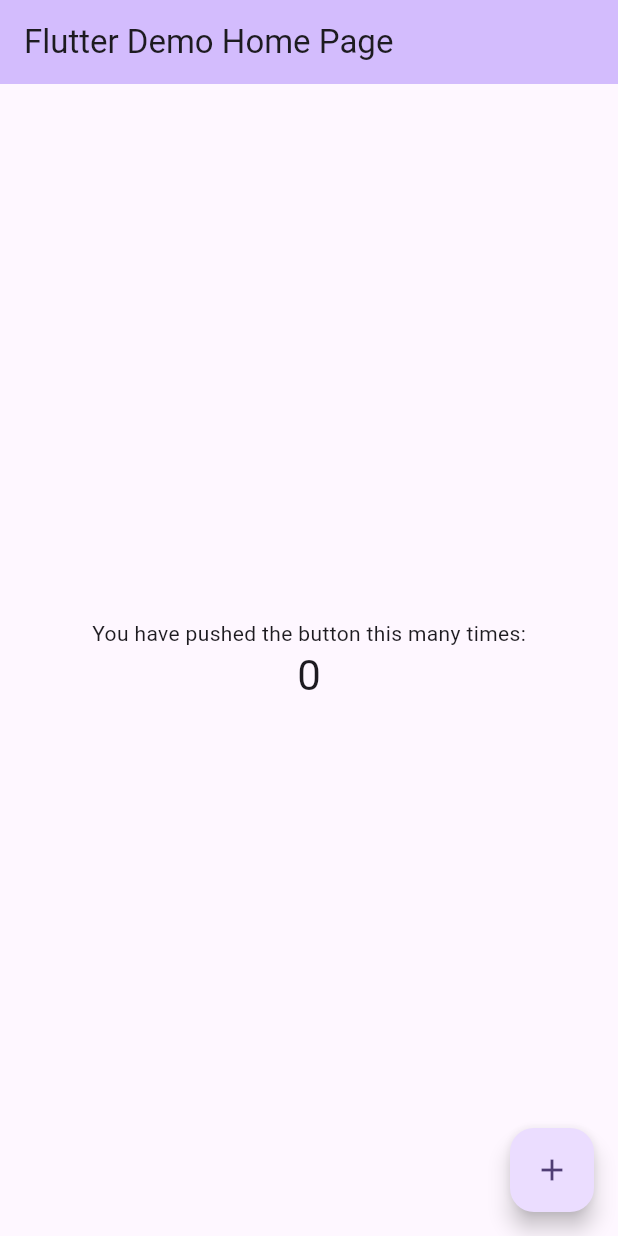
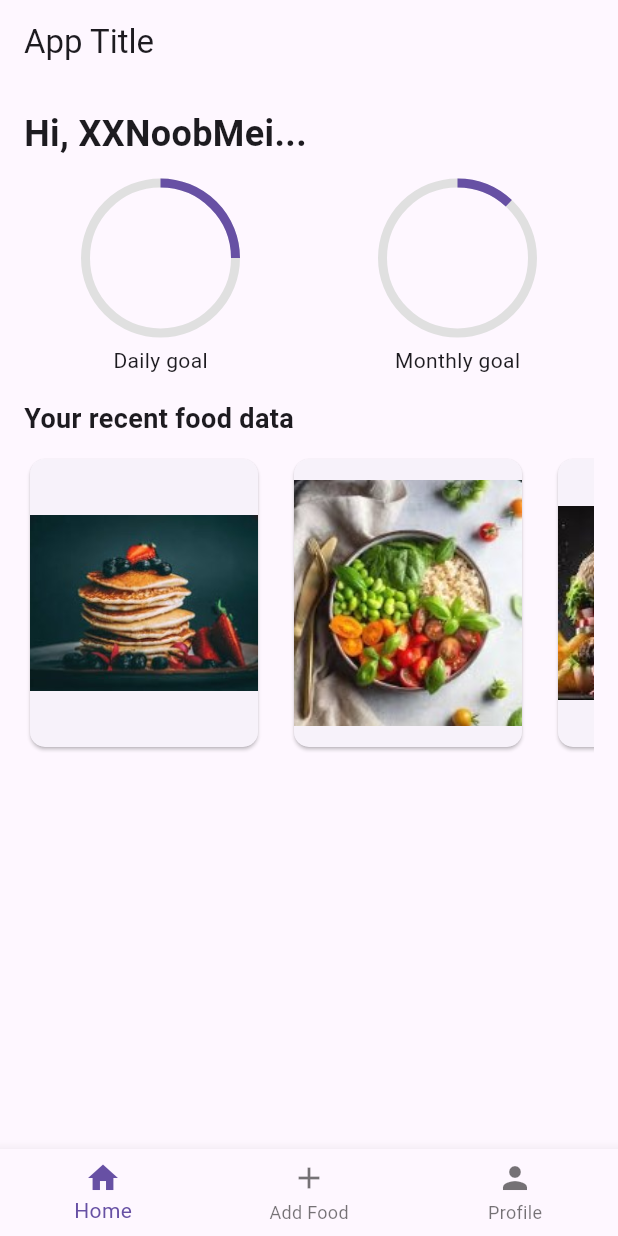
Before and after one commit to kevin20010808/SoftwareStudioTermProject, a Flutter app: the screen it shows after launch, on a phone screen of 412 x 824 dp. Run offline on Flutter 3.47's test engine with Material 3 defaults, Android fonts, the phone set to English and light mode, and no system bars; our stand-ins replace image_gallery_saver, image_picker, permission_handler.

Commit message:
home init, camera imple, profile init

```diff
--- a/term_project/lib/home.dart
+++ /dev/null
@@ -1,52 +0,0 @@
-import 'package:flutter/material.dart';
-import 'package:term_project/widgets/photo_items.dart';
-import 'package:term_project/widgets/item.dart';
-
-class MyHomePage extends StatefulWidget {
-  const MyHomePage({super.key, required this.title});
-  final String title;
-
-  @override
-  State<MyHomePage> createState() => _MyHomePageState();
-}
-
-class _MyHomePageState extends State<MyHomePage> {
-  int _counter = 0;
-
-  void _incrementCounter() {
-    setState(() {
-      _counter++;
-    });
-  }
-
-  @override
-  Widget build(BuildContext context) {
-    return Scaffold(
-      appBar: AppBar(
-        backgroundColor: Theme.of(context).colorScheme.inversePrimary,
-        title: Text(widget.title),
-      ),
-      body: Center(
-
-        child: Column(
-
-          mainAxisAlignment: MainAxisAlignment.center,
-          children: <Widget>[
-            const Text(
-              'You have pushed the button this many times:',
-            ),
-            Text(
-              '$_counter',
-              style: Theme.of(context).textTheme.headlineMedium,
-            ),
-          ],
-        ),
-      ),
-      floatingActionButton: FloatingActionButton(
-        onPressed: _incrementCounter,
-        tooltip: 'Increment',
-        child: const Icon(Icons.add),
-      ),
-    );
-  }
-}
--- a/term_project/lib/main.dart
+++ b/term_project/lib/main.dart
@@ -1,6 +1,5 @@
 import 'package:flutter/material.dart';
-
-import 'home.dart';
+import 'view/home.dart';
 
 void main() {
   runApp(const MyApp());
@@ -9,31 +8,15 @@ void main() {
 class MyApp extends StatelessWidget {
   const MyApp({super.key});
 
-  // This widget is the root of your application.
   @override
   Widget build(BuildContext context) {
     return MaterialApp(
       title: 'Flutter Demo',
       theme: ThemeData(
-        // This is the theme of your application.
-        //
-        // TRY THIS: Try running your application with "flutter run". You'll see
-        // the application has a purple toolbar. Then, without quitting the app,
-        // try changing the seedColor in the colorScheme below to Colors.green
-        // and then invoke "hot reload" (save your changes or press the "hot
-        // reload" button in a Flutter-supported IDE, or press "r" if you used
-        // the command line to start the app).
-        //
-        // Notice that the counter didn't reset back to zero; the application
-        // state is not lost during the reload. To reset the state, use hot
-        // restart instead.
-        //
-        // This works for code too, not just values: Most code changes can be
-        // tested with just a hot reload.
-        colorScheme: ColorScheme.fromSeed(seedColor: Colors.deepPurple),
-        useMaterial3: true,
+        primarySwatch: Colors.blue,
+        visualDensity: VisualDensity.adaptivePlatformDensity,
       ),
-      home: const MyHomePage(title: 'Flutter Demo Home Page'),
+      home: const MyHomePage(),
     );
   }
 }
--- a/term_project/lib/models/jsondata.dart
+++ /dev/null
@@ -1 +0,0 @@
-// not yet to implement
--- a/term_project/lib/records.dart
+++ /dev/null
@@ -1 +0,0 @@
-// not yet to implement
--- a/term_project/lib/services/client.dart
+++ /dev/null
@@ -1 +0,0 @@
-// not yet to implement
--- a/term_project/lib/user_profile.dart
+++ /dev/null
@@ -1 +0,0 @@
-// not yet to implement
--- /dev/null
+++ b/term_project/lib/view/home.dart
@@ -0,0 +1,262 @@
+import 'package:flutter/material.dart';
+import 'package:image_picker/image_picker.dart';
+import 'dart:io';
+// ignore: depend_on_referenced_packages
+import 'package:path/path.dart' as path;
+import 'package:path_provider/path_provider.dart';
+import 'package:permission_handler/permission_handler.dart';
+import 'package:image_gallery_saver/image_gallery_saver.dart';
+
+import 'profile.dart';
+
+import 'dart:typed_data';
+
+final GlobalKey<NavigatorState> navigatorKey = GlobalKey<NavigatorState>();
+
+Future<void> saveImageToGallery(File file) async {
+  final ImagePicker picker = ImagePicker();
+  final XFile? image = await picker.pickImage(source: ImageSource.gallery);
+
+  if (image != null) {
+    final File imageFile = File(image.path);
+
+    if (await _requestStoragePermission()) {
+      final String fileName = path.basename(imageFile.path);
+      final Uint8List bytes = await imageFile.readAsBytes();
+      final result = await ImageGallerySaver.saveImage(bytes, name: fileName);
+      // ignore: avoid_print
+      print('Image saved to Gallery: $result');
+    }
+  }
+}
+
+Future<bool> _requestStoragePermission() async {
+
+  if (await Permission.manageExternalStorage.status.isDenied) {
+    await Permission.manageExternalStorage.request();
+  }
+  var status = await Permission.manageExternalStorage.status;
+
+  return status.isGranted;
+}
+
+
+class MyHomePage extends StatefulWidget {
+  const MyHomePage({super.key});
+
+  @override
+  State<MyHomePage> createState() => _MyHomePageState();
+}
+
+class _MyHomePageState extends State<MyHomePage> {
+  int _selectedIndex = 0;
+
+  void _onItemTapped(int index) {
+    setState(() {
+      _selectedIndex = index;
+    });
+
+    if (index == 1) {
+      _showAddFoodModal(context);
+    } else if (index == 0) {
+      // Handle other navigation items
+        Navigator.pushAndRemoveUntil(
+          context,
+          MaterialPageRoute(builder: (context) => const MyHomePage()),
+          (Route<dynamic> route) => false,
+        );
+    } else if (index == 2) {
+      // Handle other navigation items
+        Navigator.pushAndRemoveUntil(
+          context,
+          MaterialPageRoute(builder: (context) => const ProfileScreen()),
+          (Route<dynamic> route) => false,
+        );
+    }
+
+  }
+
+  Future<void> _showAddFoodModal(BuildContext context) async {
+    showModalBottomSheet(
+      context: context,
+      builder: (BuildContext context) {
+        return Container(
+          height: 100,
+          padding: const EdgeInsets.all(20),
+          child: Row(
+            mainAxisAlignment: MainAxisAlignment.center,
+            children: <Widget>[
+              ElevatedButton.icon(
+                icon: const Icon(Icons.camera_alt),
+                label: const Text('Take a Picture'),
+                onPressed: () {
+                  _takePicture();
+                },
+              ),
+            ],
+          ),
+        );
+      },
+    );
+  }
+
+Future<void> _takePicture() async {
+  // Ensure the storage permission is granted
+  if (!await _requestStoragePermission()) {
+    // Handle the case where the user does not grant permission
+    // ignore: avoid_print
+    print('Storage permission not granted');
+    return;
+  }
+
+  final ImagePicker picker = ImagePicker();
+  final XFile? image = await picker.pickImage(source: ImageSource.camera);
+
+
+
+  if (image != null) {
+    final File imageFile = File(image.path);
+
+    // Get the external storage directory
+    final Directory? externalDir = (await getExternalStorageDirectory());
+
+    // Create a specific folder inside the external storage directory
+    final String customDirPath = path.join(externalDir!.path, 'lib/services/cache_photo');
+    final Directory customDir = Directory(customDirPath);
+
+    // If the directory does not exist, create it
+    if (!await customDir.exists()) {
+      await customDir.create(recursive: true);
+    }
+
+    // Copy the file from the temporary location to the new directory
+    final String fileName = path.basename(imageFile.path);
+    final String savedImagePath = path.join(customDir.path, fileName);
+    final File savedImage = await imageFile.copy(savedImagePath);
+
+    // ignore: avoid_print
+    print('Image saved at: ${savedImage.path}');
+  }
+  if (!mounted) return;
+  Navigator.of(context).pop(); // Close the modal if it's open
+}
+
+  @override
+  Widget build(BuildContext context) {
+    return Scaffold(
+      appBar: AppBar(
+        title: const Text('App Title'),
+      ),
+      body: const Home(),
+      bottomNavigationBar: BottomNavigationBar(
+        items: const <BottomNavigationBarItem>[
+          BottomNavigationBarItem(icon: Icon(Icons.home), label: 'Home'),
+          BottomNavigationBarItem(icon: Icon(Icons.add), label: 'Add Food'),
+          BottomNavigationBarItem(icon: Icon(Icons.person), label: 'Profile'),
+        ],
+        currentIndex: _selectedIndex,
+        onTap: _onItemTapped,
+      ),
+    );
+  }
+
+}
+
+
+
+
+
+
+
+
+
+
+
+class Home extends StatelessWidget {
+  const Home({super.key});
+
+  @override
+  Widget build(BuildContext context) {
+    return Column(
+        children: <Widget>[
+          // User Greeting
+          const Padding(
+            padding: EdgeInsets.all(16.0),
+            child: Align(
+              alignment: Alignment.centerLeft,
+              child: Text(
+                'Hi, XXNoobMei...',
+                style: TextStyle(fontSize: 24, fontWeight: FontWeight.bold),
+              ),
+            ),
+          ),
+          // Progress Indicators
+          Padding(
+            padding: const EdgeInsets.symmetric(horizontal: 16.0),
+            child: Row(
+              mainAxisAlignment: MainAxisAlignment.spaceEvenly,
+              children: <Widget>[
+                Expanded(child: _buildCircularProgressIndicator(0.25, 'Daily goal')),
+                const SizedBox(width: 16),
+                Expanded(child: _buildCircularProgressIndicator(0.12, 'Monthly goal')),
+              ],
+            ),
+          ),
+
+          Padding(
+            padding: const EdgeInsets.all(16.0),
+            child: Column(
+              crossAxisAlignment: CrossAxisAlignment.start,
+              children: <Widget>[
+                const Text(
+                  'Your recent food data',
+                  style: TextStyle(fontSize: 18, fontWeight: FontWeight.bold),
+                ),
+                const SizedBox(height: 10),
+                SizedBox(
+                  height: 200, // Fixed height for the scrolling area
+                  child: ListView.builder(
+                    scrollDirection: Axis.horizontal,
+                    itemCount: 4, // Number of items in your list
+                    itemBuilder: (context, index) {
+                      // Return a widget for your food data here, e.g., an image inside a card
+                      return Container(
+                        width: 160,
+                        margin: const EdgeInsets.only(right: 16), // Fixed width for each item
+                        child: Card(
+                          clipBehavior: Clip.antiAlias,
+                          shape: RoundedRectangleBorder(
+                            borderRadius: BorderRadius.circular(10),
+                          ),
+                          child: Image.asset('assets/food_$index.jpg'),
+                        ),
+                      );
+                    },
+                  ),
+                ),
+              ],
+            ),
+          ),
+        ],
+      );
+  }
+
+  Widget _buildCircularProgressIndicator(double percentage, String label) {
+    return Column(
+      mainAxisSize: MainAxisSize.min,
+      children: <Widget>[
+        SizedBox(
+          height: 100,
+          width: 100,
+          child: CircularProgressIndicator(
+            value: percentage,
+            strokeWidth: 6,
+            backgroundColor: Colors.grey[300],
+          ),
+        ),
+        const SizedBox(height: 8),
+        Text(label),
+      ],
+    );
+  }
+}
```
Also changed, not shown: term_project/lib/view/profile.dart (added, +81 -0 lines), term_project/lib/widgets/item.dart (deleted, +0 -15 lines), term_project/pubspec.yaml (+8 -1 lines), term_project/assets/food_0.jpg (added), term_project/assets/food_1.jpg (added), term_project/assets/food_2.jpg (added), term_project/assets/food_3.jpg (added), term_project/lib/flow.dart (deleted), term_project/lib/widgets/photo_items.dart (deleted), term_project/pubspec.lock, 8 other files.
